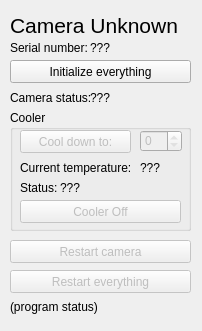
Above: code/cam_full/cam_control.ui from gsehrlich/diffusive-ta before the change. Below: the same form after it.
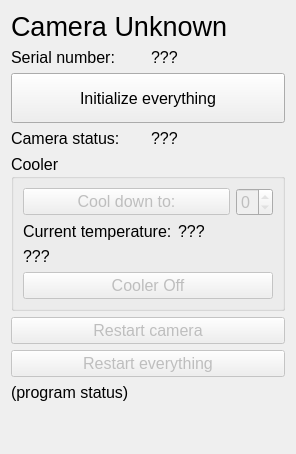
That is the form after the change.

```diff
--- a/code/cam_full/cam_control.ui
+++ b/code/cam_full/cam_control.ui
@@ -6,165 +6,121 @@
    <rect>
     <x>0</x>
     <y>0</y>
-    <width>202</width>
-    <height>331</height>
+    <width>288</width>
+    <height>452</height>
    </rect>
   </property>
+  <property name="font">
+   <font>
+    <pointsize>12</pointsize>
+   </font>
+  </property>
   <property name="windowTitle">
    <string>Camera control</string>
   </property>
-  <widget class="QPushButton" name="initAllButton">
-   <property name="geometry">
-    <rect>
-     <x>10</x>
-     <y>60</y>
-     <width>181</width>
-     <height>23</height>
-    </rect>
-   </property>
-   <property name="text">
-    <string>Initialize everything</string>
-   </property>
-   <property name="flat">
-    <bool>false</bool>
-   </property>
-  </widget>
+  <layout class="QVBoxLayout" name="verticalLayout_3">
+   <item>
   <widget class="QLabel" name="titleLabel">
-   <property name="geometry">
-    <rect>
-     <x>10</x>
-     <y>10</y>
-     <width>181</width>
-     <height>31</height>
-    </rect>
-   </property>
    <property name="font">
     <font>
-     <pointsize>16</pointsize>
+       <pointsize>20</pointsize>
     </font>
    </property>
    <property name="text">
     <string>Camera Unknown</string>
    </property>
   </widget>
+   </item>
+   <item>
+    <layout class="QHBoxLayout" name="horizontalLayout_3">
+     <item>
   <widget class="QLabel" name="serialNumberIsLabel">
-   <property name="geometry">
-    <rect>
-     <x>10</x>
-     <y>40</y>
-     <width>81</width>
-     <height>16</height>
-    </rect>
-   </property>
    <property name="text">
     <string>Serial number:</string>
    </property>
   </widget>
+     </item>
+     <item>
+      <widget class="QLabel" name="serialLabel">
+       <property name="text">
+        <string>???</string>
+       </property>
+      </widget>
+     </item>
+    </layout>
+   </item>
+   <item>
+    <widget class="QPushButton" name="initAllButton">
+     <property name="minimumSize">
+      <size>
+       <width>0</width>
+       <height>50</height>
+      </size>
+     </property>
+     <property name="text">
+      <string>Initialize everything</string>
+     </property>
+     <property name="flat">
+      <bool>false</bool>
+     </property>
+    </widget>
+   </item>
+   <item>
+    <layout class="QHBoxLayout" name="horizontalLayout_4">
+     <item>
   <widget class="QLabel" name="cameraStatusIsLabel">
-   <property name="geometry">
-    <rect>
-     <x>10</x>
-     <y>90</y>
-     <width>81</width>
-     <height>16</height>
-    </rect>
-   </property>
    <property name="text">
     <string>Camera status:</string>
    </property>
   </widget>
+     </item>
+     <item>
   <widget class="QLabel" name="cameraStatusLabel">
-   <property name="geometry">
-    <rect>
-     <x>90</x>
-     <y>90</y>
-     <width>101</width>
-     <height>16</height>
-    </rect>
-   </property>
    <property name="text">
     <string>???</string>
    </property>
   </widget>
+     </item>
+    </layout>
+   </item>
+   <item>
   <widget class="QGroupBox" name="coolerBox">
    <property name="enabled">
     <bool>true</bool>
    </property>
-   <property name="geometry">
-    <rect>
-     <x>10</x>
-     <y>110</y>
-     <width>181</width>
-     <height>121</height>
-    </rect>
-   </property>
    <property name="title">
     <string>Cooler</string>
    </property>
-   <widget class="QLabel" name="coolerLabel">
-    <property name="geometry">
-     <rect>
-      <x>50</x>
-      <y>70</y>
-      <width>121</width>
-      <height>16</height>
-     </rect>
-    </property>
-    <property name="text">
-     <string>???</string>
-    </property>
-   </widget>
-   <widget class="QLabel" name="tempLabel">
-    <property name="geometry">
-     <rect>
-      <x>130</x>
-      <y>50</y>
-      <width>41</width>
-      <height>16</height>
-     </rect>
+     <layout class="QVBoxLayout" name="verticalLayout_2">
+      <item>
+       <layout class="QHBoxLayout" name="horizontalLayout">
+        <item>
+         <widget class="QPushButton" name="cooldownButton">
+          <property name="enabled">
+           <bool>false</bool>
+          </property>
+          <property name="sizePolicy">
+           <sizepolicy hsizetype="Expanding" vsizetype="Fixed">
+            <horstretch>0</horstretch>
+            <verstretch>0</verstretch>
+           </sizepolicy>
+          </property>
+          <property name="minimumSize">
+           <size>
+            <width>120</width>
+            <height>0</height>
+           </size>
     </property>
     <property name="text">
-     <string>???</string>
-    </property>
-   </widget>
-   <widget class="QLabel" name="currentTemperatureIsLabel">
-    <property name="geometry">
-     <rect>
-      <x>10</x>
-      <y>50</y>
-      <width>111</width>
-      <height>16</height>
-     </rect>
-    </property>
-    <property name="text">
-     <string>Current temperature:</string>
-    </property>
-   </widget>
-   <widget class="QLabel" name="coolerStatusIsLabel">
-    <property name="geometry">
-     <rect>
-      <x>10</x>
-      <y>70</y>
-      <width>71</width>
-      <height>16</height>
-     </rect>
-    </property>
-    <property name="text">
-     <string>Status:</string>
-    </property>
-   </widget>
+           <string>Cool down to:</string>
+          </property>
+         </widget>
+        </item>
+        <item>
    <widget class="QSpinBox" name="tempSpin">
     <property name="enabled">
      <bool>false</bool>
     </property>
-    <property name="geometry">
-     <rect>
-      <x>130</x>
-      <y>20</y>
-      <width>42</width>
-      <height>22</height>
-     </rect>
-    </property>
     <property name="minimum">
      <number>0</number>
     </property>
@@ -175,60 +131,89 @@
      <number>0</number>
     </property>
    </widget>
-   <widget class="QPushButton" name="cooldownButton">
-    <property name="enabled">
-     <bool>false</bool>
-    </property>
-    <property name="geometry">
-     <rect>
-      <x>10</x>
-      <y>20</y>
-      <width>111</width>
-      <height>23</height>
-     </rect>
+        </item>
+       </layout>
+      </item>
+      <item>
+       <layout class="QHBoxLayout" name="horizontalLayout_2">
+        <item>
+         <widget class="QLabel" name="currentTemperatureIsLabel">
+          <property name="text">
+           <string>Current temperature:</string>
+          </property>
+         </widget>
+        </item>
+        <item>
+         <widget class="QLabel" name="tempLabel">
+          <property name="minimumSize">
+           <size>
+            <width>0</width>
+            <height>0</height>
+           </size>
     </property>
     <property name="text">
-     <string>Cool down to:</string>
-    </property>
-   </widget>
+           <string>???</string>
+          </property>
+         </widget>
+        </item>
+       </layout>
+      </item>
+      <item>
+       <widget class="QLabel" name="coolerLabel">
+        <property name="minimumSize">
+         <size>
+          <width>250</width>
+          <height>0</height>
+         </size>
+        </property>
+        <property name="text">
+         <string>???</string>
+        </property>
+       </widget>
+      </item>
+      <item>
    <widget class="QPushButton" name="coolerOffButton">
     <property name="enabled">
      <bool>false</bool>
     </property>
-    <property name="geometry">
-     <rect>
-      <x>10</x>
-      <y>90</y>
-      <width>161</width>
-      <height>23</height>
-     </rect>
-    </property>
     <property name="text">
      <string>Cooler Off</string>
     </property>
    </widget>
-  </widget>
-  <widget class="QLabel" name="serialLabel">
-   <property name="geometry">
-    <rect>
-     <x>90</x>
-     <y>40</y>
-     <width>101</width>
-     <height>16</height>
-    </rect>
+      </item>
+     </layout>
+    </widget>
+   </item>
+   <item>
+    <widget class="QPushButton" name="restartCamButton">
+     <property name="enabled">
+      <bool>false</bool>
    </property>
    <property name="text">
-    <string>???</string>
-   </property>
-  </widget>
+      <string>Restart camera</string>
+     </property>
+     <property name="flat">
+      <bool>false</bool>
+     </property>
+    </widget>
+   </item>
+   <item>
+    <widget class="QPushButton" name="restartAllButton">
+     <property name="enabled">
+      <bool>false</bool>
+     </property>
+     <property name="text">
+      <string>Restart everything</string>
+     </property>
+    </widget>
+   </item>
+   <item>
   <widget class="QLabel" name="programStatusLabel">
-   <property name="geometry">
-    <rect>
-     <x>10</x>
-     <y>300</y>
-     <width>181</width>
-     <height>31</height>
-    </rect>
+     <property name="minimumSize">
+      <size>
+       <width>0</width>
+       <height>60</height>
+      </size>
    </property>
    <property name="text">
     <string>(program status)</string>
@@ -240,41 +225,8 @@
     <bool>true</bool>
    </property>
   </widget>
-  <widget class="QPushButton" name="restartAllButton">
-   <property name="enabled">
-    <bool>false</bool>
-   </property>
-   <property name="geometry">
-    <rect>
-     <x>10</x>
-     <y>270</y>
-     <width>181</width>
-     <height>23</height>
-    </rect>
-   </property>
-   <property name="text">
-    <string>Restart everything</string>
-   </property>
-  </widget>
-  <widget class="QPushButton" name="restartCamButton">
-   <property name="enabled">
-    <bool>false</bool>
-   </property>
-   <property name="geometry">
-    <rect>
-     <x>10</x>
-     <y>240</y>
-     <width>181</width>
-     <height>23</height>
-    </rect>
-   </property>
-   <property name="text">
-    <string>Restart camera</string>
-   </property>
-   <property name="flat">
-    <bool>false</bool>
-   </property>
-  </widget>
+   </item>
+  </layout>
  </widget>
  <resources/>
  <connections/>
```
Lines whose indentation alone changed are shown as unchanged.
